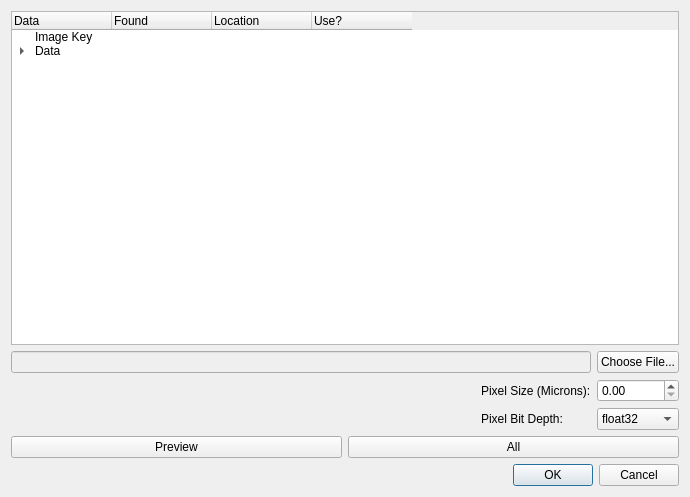
Old version of the form mantidimaging/gui/ui/nexus_load_dialog.ui in the repository mantidproject/mantidimaging.
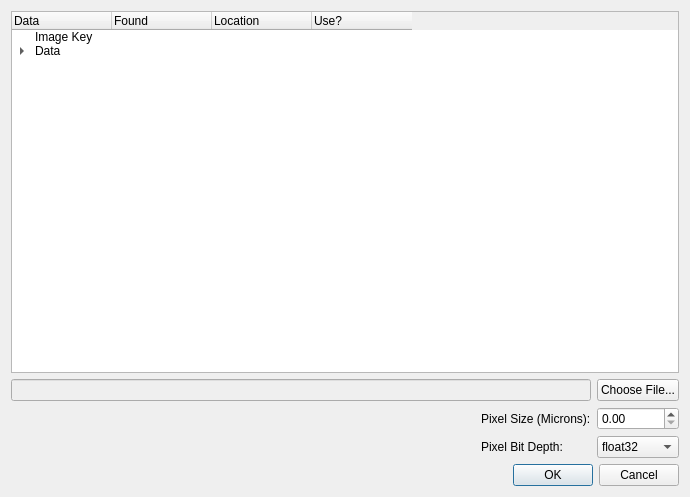
New version of the form.

Commit message: not used at the moment

```diff
--- a/mantidimaging/gui/ui/nexus_load_dialog.ui
+++ b/mantidimaging/gui/ui/nexus_load_dialog.ui
@@ -166,28 +166,6 @@
      </item>
     </layout>
    </item>
-   <item>
-    <layout class="QVBoxLayout" name="verticalLayout_5">
-     <item>
-      <layout class="QHBoxLayout" name="horizontalLayout_3">
-       <item>
-        <widget class="QPushButton" name="stepPreviewButton">
-         <property name="text">
-          <string>Preview</string>
-         </property>
-        </widget>
-       </item>
-       <item>
-        <widget class="QPushButton" name="stepAllButton">
-         <property name="text">
-          <string>All</string>
-         </property>
-        </widget>
-       </item>
-      </layout>
-     </item>
-    </layout>
-   </item>
    <item>
     <widget class="QDialogButtonBox" name="buttonBox">
      <property name="orientation">
```
